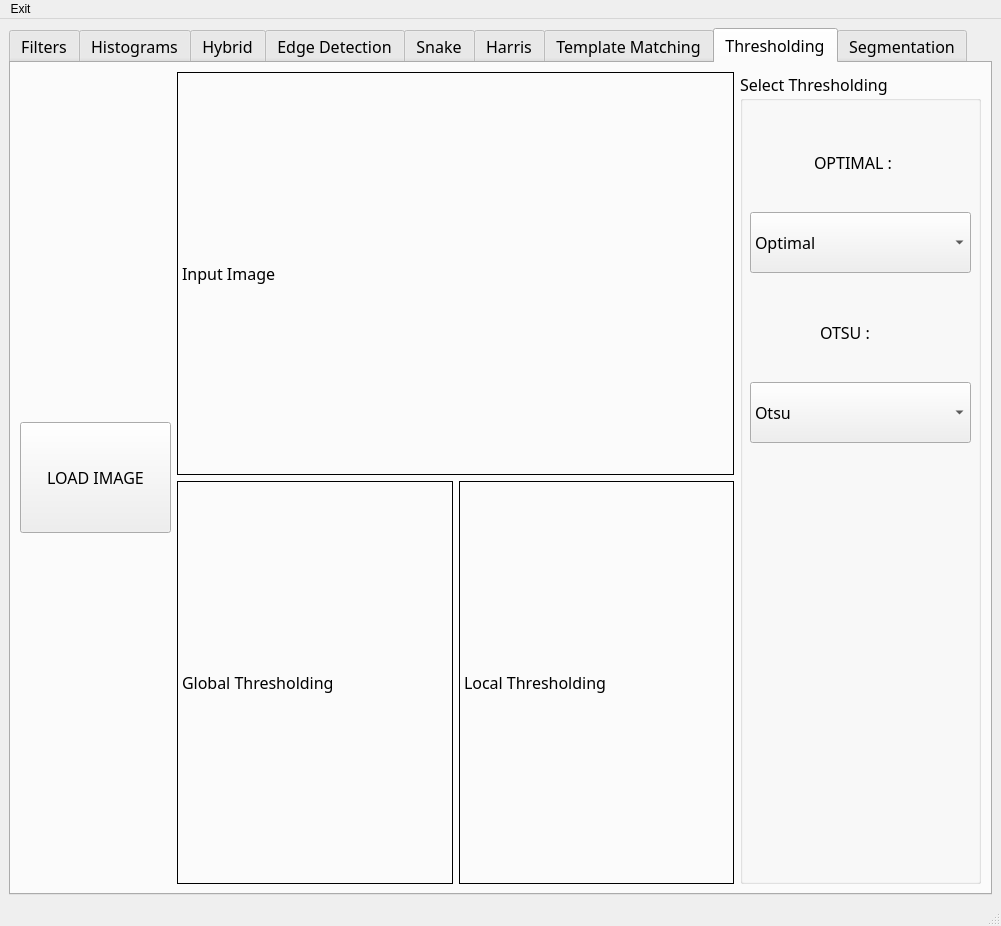
First picture: the form in Task4/ImageView.ui, repository mennahamdy33/CV, before the edit.
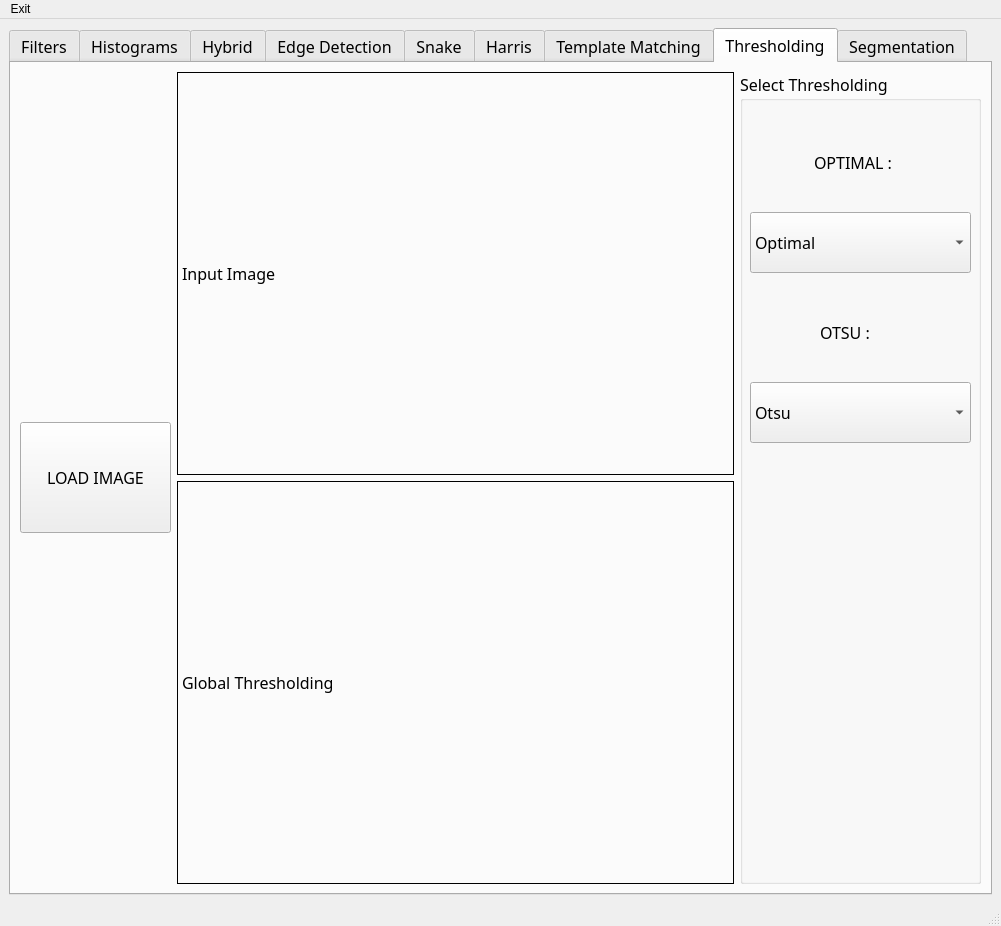
Second picture: the form after the edit. Custom widgets are drawn as their Qt base class.

Commit message: menna graby

What changed in the file:
```diff
--- a/Task4/ImageView.ui
+++ b/Task4/ImageView.ui
@@ -1521,22 +1521,6 @@
                 </property>
                </widget>
               </item>
-              <item>
-               <widget class="QLabel" name="localTab9">
-                <property name="sizePolicy">
-                 <sizepolicy hsizetype="Expanding" vsizetype="Expanding">
-                  <horstretch>0</horstretch>
-                  <verstretch>0</verstretch>
-                 </sizepolicy>
-                </property>
-                <property name="frameShape">
-                 <enum>QFrame::Box</enum>
-                </property>
-                <property name="text">
-                 <string>Local Thresholding</string>
-                </property>
-               </widget>
-              </item>
              </layout>
             </item>
            </layout>
```
Left out of the diff: 2 changed lines with no effect on the pictures. The commit also changes 1 other file.
